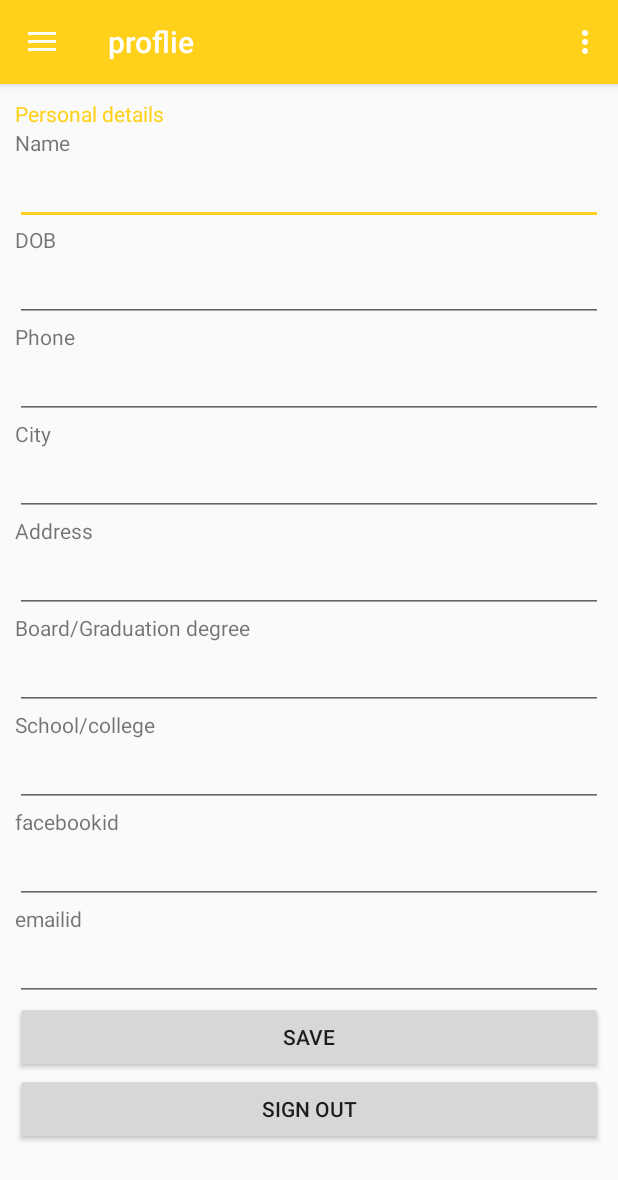
After one commit to doit-app/DOIT, an Android app: the proflie screen opened directly, with no data from a screen before it, on a phone screen of 412 x 824 dp. The commit adds this screen. Shown: the top 1180 px of the screen. Run offline under Robolectric (Android 15) with nearby library versions, the phone set to English and light mode, and no system bars; our stand-ins replace Firebase (no records; nobody signed in at launch, a user with empty details on screens opened directly).

Commit message:
profile  upload

```diff
--- a/DoitAppFin/app/src/main/AndroidManifest.xml
+++ b/DoitAppFin/app/src/main/AndroidManifest.xml
@@ -18,9 +18,13 @@
         android:roundIcon="@drawable/logodoit"
         android:supportsRtl="true">
         <activity
+            android:name=".ui.proflie"
+            android:label="proflie"
+            android:theme="@style/AppTheme.NoActionBar"></activity>
+        <activity
             android:name=".ui.MainWorkActivity"
             android:label="@string/title_activity_main_work"
-            android:theme="@style/AppTheme.NoActionBar"></activity>
+            android:theme="@style/AppTheme.NoActionBar" />
         <activity
             android:name=".login.GoogleLoginActivity"
             android:theme="@style/NoAct" />
--- a/DoitAppFin/app/src/main/java/com/example/doitappfin/ui/MainWorkActivity.java
+++ b/DoitAppFin/app/src/main/java/com/example/doitappfin/ui/MainWorkActivity.java
@@ -194,6 +194,7 @@ public class MainWorkActivity extends AppCompatActivity
         int id = item.getItemId();
 
         if (id == R.id.nav_home) {
+            startActivity(new Intent(getApplicationContext(),proflie.class));
             // Handle the camera action
         } else if (id == R.id.nav_gallery) {
 
--- a/DoitAppFin/app/src/main/java/com/example/doitappfin/ui/RecyclerViewAdapterTrainCert.java
+++ b/DoitAppFin/app/src/main/java/com/example/doitappfin/ui/RecyclerViewAdapterTrainCert.java
@@ -78,7 +78,7 @@ public class RecyclerViewAdapterTrainCert extends RecyclerView.Adapter<RecyclerV
                     .override(100, 100);
 
             Glide.with(mContext)
-                    .load(model.getImage()).fitCenter().diskCacheStrategy(DiskCacheStrategy.ALL).onlyRetrieveFromCache(true)
+                    .load(model.getImage()).fitCenter().override(1000,1000)
                     .into(genericViewHolder.imgUser);
         }
 
--- /dev/null
+++ b/DoitAppFin/app/src/main/java/com/example/doitappfin/ui/proflie.java
@@ -0,0 +1,200 @@
+package com.example.doitappfin.ui;
+
+import android.content.Context;
+import android.content.SharedPreferences;
+import android.os.Bundle;
+
+import com.example.doitappfin.R;
+import com.google.android.gms.auth.api.signin.GoogleSignInClient;
+import com.google.android.gms.tasks.OnCompleteListener;
+import com.google.android.gms.tasks.Task;
+import com.google.android.material.floatingactionbutton.FloatingActionButton;
+import com.google.android.material.snackbar.Snackbar;
+
+import android.provider.ContactsContract;
+import android.view.View;
+
+import androidx.annotation.NonNull;
+import androidx.core.view.GravityCompat;
+import androidx.appcompat.app.ActionBarDrawerToggle;
+
+import android.view.MenuItem;
+
+import com.google.android.material.navigation.NavigationView;
+import com.google.firebase.auth.FirebaseAuth;
+
+import androidx.drawerlayout.widget.DrawerLayout;
+
+import androidx.appcompat.app.AppCompatActivity;
+import androidx.appcompat.widget.Toolbar;
+
+import android.view.Menu;
+import android.widget.Button;
+import android.widget.EditText;
+import android.widget.Toast;
+
+public class proflie extends AppCompatActivity
+        implements NavigationView.OnNavigationItemSelectedListener {
+    EditText name,dob,phone,city,yr,degree,school,face,email;
+    Button b1,b2;
+    SharedPreferences sharedpreferences;
+    GoogleSignInClient mGoogleSignInClient;
+    private FirebaseAuth mAuth;
+
+    public static final String MyPREFERENCES = "MyPrefs" ;
+    public static final String Name = "nameKey";
+    public static final String Phone = "phoneKey";
+    public static final String Dob = "dobKey";
+    public static final String City = "cityKey";
+    public static final String Email = "emailKey";
+    public static final String Year= "yearKey";
+    public static final String Face = "faceKey";
+    public static final String Degree = "DegreeKey";
+    public static final String School = "schoolKey";
+
+    @Override
+    protected void onCreate(Bundle savedInstanceState) {
+        super.onCreate(savedInstanceState);
+        setContentView(R.layout.activity_proflie);
+
+
+        Toolbar toolbar = findViewById(R.id.toolbar);
+        setSupportActionBar(toolbar);
+        DrawerLayout drawer = findViewById(R.id.drawer_layout);
+        NavigationView navigationView = findViewById(R.id.nav_view);
+        ActionBarDrawerToggle toggle = new ActionBarDrawerToggle(
+                this, drawer, toolbar, R.string.navigation_drawer_open, R.string.navigation_drawer_close);
+        drawer.addDrawerListener(toggle);
+        toggle.syncState();
+        navigationView.setNavigationItemSelectedListener(this);
+
+
+
+        name=(EditText)findViewById(R.id.editTextName);
+        dob=(EditText)findViewById(R.id.editDOB);
+        phone=(EditText)findViewById(R.id.editphone);
+        city=(EditText)findViewById(R.id.editcity);
+        yr=(EditText)findViewById(R.id.editclass);
+        degree=(EditText)findViewById(R.id.editboard);
+        face=(EditText)findViewById(R.id.editface);
+        school=(EditText)findViewById(R.id.editschool);
+        email=(EditText)findViewById(R.id.editachievements);
+        b1=(Button)findViewById(R.id.buttonSave);
+        b2 =(Button)findViewById(R.id.buttonsignout);
+        sharedpreferences = getSharedPreferences(MyPREFERENCES, Context.MODE_PRIVATE);
+
+        b1.setOnClickListener(new View.OnClickListener() {
+            @Override
+            public void onClick(View v) {
+                String n  = name.getText().toString();
+                String ph  = phone.getText().toString();
+                String date  = dob.getText().toString();
+                String cit  = city.getText().toString();
+                String clas  = yr.getText().toString();
+                String deg  = degree.getText().toString();
+                String dep  = face.getText().toString();
+                String sch  = school.getText().toString();
+                String em  = email.getText().toString();
+
+
+
+                SharedPreferences.Editor editor = sharedpreferences.edit();
+
+                editor.putString(Name, n);
+                editor.putString(Phone, ph);
+                editor.putString(Email, em);
+                editor.putString(Dob,date);
+                editor.putString(City,cit);
+                editor.putString(Year,clas);
+                editor.putString(Degree,deg);
+                editor.putString(Face,dep);
+                editor.putString(School,sch);
+
+
+                editor.commit();
+                Toast.makeText(getApplicationContext(),"Thanks",Toast.LENGTH_LONG).show();
+            }
+        });
+
+        b2.setOnClickListener(new View.OnClickListener() {
+            @Override
+            public void onClick(View view) {
+                signout();
+            }
+        });
+    }
+
+    private void signout() {
+        // Firebase sign out
+        if(mAuth!=null){
+            mAuth.signOut();
+            Toast.makeText(this, "SIgned out" , Toast.LENGTH_SHORT).show();
+        }
+
+        // Google sign out
+
+//        mGoogleSignInClient.signOut().addOnCompleteListener(this,
+//                new OnCompleteListener<Void>() {
+//                    @Override
+//                    public void onComplete(@NonNull Task<Void> task) {
+//
+//                    }
+//                });
+    }
+    @Override
+    public void onBackPressed() {
+        DrawerLayout drawer = findViewById(R.id.drawer_layout);
+        if (drawer.isDrawerOpen(GravityCompat.START)) {
+            drawer.closeDrawer(GravityCompat.START);
+        } else {
+            super.onBackPressed();
+        }
+    }
+
+    @Override
+    public boolean onCreateOptionsMenu(Menu menu) {
+        // Inflate the menu; this adds items to the action bar if it is present.
+        getMenuInflater().inflate(R.menu.proflie, menu);
+        return true;
+    }
+
+    @Override
+    public boolean onOptionsItemSelected(MenuItem item) {
+        // Handle action bar item clicks here. The action bar will
+        // automatically handle clicks on the Home/Up button, so long
+        // as you specify a parent activity in AndroidManifest.xml.
+        int id = item.getItemId();
+
+        //noinspection SimplifiableIfStatement
+        if (id == R.id.action_settings) {
+            return true;
+        }
+
+        return super.onOptionsItemSelected(item);
+    }
+
+    @SuppressWarnings("StatementWithEmptyBody")
+    @Override
+    public boolean onNavigationItemSelected(MenuItem item) {
+        // Handle navigation view item clicks here.
+        int id = item.getItemId();
+
+        if (id == R.id.nav_home) {
+            // Handle the camera action
+        } else if (id == R.id.nav_gallery) {
+
+        } else if (id == R.id.nav_slideshow) {
+
+        } else if (id == R.id.nav_tools) {
+
+        } else if (id == R.id.nav_share) {
+
+        } else if (id == R.id.nav_send) {
+
+        }
+
+        DrawerLayout drawer = findViewById(R.id.drawer_layout);
+        drawer.closeDrawer(GravityCompat.START);
+        return true;
+    }
+}
--- /dev/null
+++ b/DoitAppFin/app/src/main/res/layout/activity_proflie.xml
@@ -0,0 +1,25 @@
+<?xml version="1.0" encoding="utf-8"?>
+<androidx.drawerlayout.widget.DrawerLayout xmlns:android="http://schemas.android.com/apk/res/android"
+    xmlns:app="http://schemas.android.com/apk/res-auto"
+    xmlns:tools="http://schemas.android.com/tools"
+    android:id="@+id/drawer_layout"
+    android:layout_width="match_parent"
+    android:layout_height="match_parent"
+    android:fitsSystemWindows="true"
+    tools:openDrawer="start">
+
+    <include
+        layout="@layout/app_bar_proflie"
+        android:layout_width="match_parent"
+        android:layout_height="match_parent" />
+
+    <com.google.android.material.navigation.NavigationView
+        android:id="@+id/nav_view"
+        android:layout_width="wrap_content"
+        android:layout_height="match_parent"
+        android:layout_gravity="start"
+        android:fitsSystemWindows="true"
+        app:headerLayout="@layout/nav_header_proflie"
+        app:menu="@menu/activity_main_work_drawer" />
+
+</androidx.drawerlayout.widget.DrawerLayout>
--- /dev/null
+++ b/DoitAppFin/app/src/main/res/layout/app_bar_proflie.xml
@@ -0,0 +1,28 @@
+<?xml version="1.0" encoding="utf-8"?>
+<androidx.coordinatorlayout.widget.CoordinatorLayout xmlns:android="http://schemas.android.com/apk/res/android"
+    xmlns:app="http://schemas.android.com/apk/res-auto"
+    xmlns:tools="http://schemas.android.com/tools"
+    android:layout_width="match_parent"
+    android:layout_height="match_parent"
+    tools:context=".ui.proflie">
+
+    <com.google.android.material.appbar.AppBarLayout
+        android:layout_width="match_parent"
+        android:layout_height="wrap_content"
+        android:theme="@style/AppTheme.AppBarOverlay">
+
+        <androidx.appcompat.widget.Toolbar
+            android:id="@+id/toolbar"
+            android:layout_width="match_parent"
+            android:layout_height="?attr/actionBarSize"
+            android:background="?attr/colorPrimary"
+            app:popupTheme="@style/AppTheme.PopupOverlay" />
+
+    </com.google.android.material.appbar.AppBarLayout>
+
+    <include
+        layout="@layout/content_proflie"
+        />
+
+
+</androidx.coordinatorlayout.widget.CoordinatorLayout>
--- /dev/null
+++ b/DoitAppFin/app/src/main/res/layout/content_proflie.xml
@@ -0,0 +1,140 @@
+<?xml version="1.0" encoding="utf-8"?>
+<androidx.constraintlayout.widget.ConstraintLayout xmlns:android="http://schemas.android.com/apk/res/android"
+    xmlns:tools="http://schemas.android.com/tools"
+    xmlns:app="http://schemas.android.com/apk/res-auto"
+    app:layout_behavior="@string/appbar_scrolling_view_behavior"
+    android:layout_width="match_parent"
+    android:layout_height="match_parent"
+    android:layout_margin="10dp"
+    tools:context=".ui.proflie"
+    tools:showIn="@layout/app_bar_proflie">
+
+    <ScrollView
+        android:layout_width="match_parent"
+        android:layout_height="match_parent">
+
+        <LinearLayout
+            android:layout_width="match_parent"
+            android:layout_height="match_parent"
+            android:orientation="vertical">
+
+            <TextView
+                android:layout_width="match_parent"
+                android:layout_height="wrap_content"
+                android:text="Personal details"
+                android:textColor="@color/colorAccent" />
+
+            <TextView
+                android:layout_width="match_parent"
+                android:layout_height="wrap_content"
+                android:text="Name" />
+
+            <EditText
+                android:id="@+id/editTextName"
+                android:layout_width="match_parent"
+                android:layout_height="wrap_content" />
+
+            <TextView
+                android:layout_width="match_parent"
+                android:layout_height="wrap_content"
+                android:text="DOB" />
+
+            <EditText
+                android:id="@+id/editDOB"
+                android:layout_width="match_parent"
+                android:layout_height="wrap_content"
+                android:ems="10"
+                android:inputType="date" />
+
+            <TextView
+                android:layout_width="match_parent"
+                android:layout_height="wrap_content"
+                android:text="Phone" />
+
+            <EditText
+                android:id="@+id/editphone"
+                android:layout_width="match_parent"
+                android:layout_height="wrap_content"
+                android:ems="10"
+                android:inputType="phone" />
+
+            <TextView
+                android:layout_width="match_parent"
+                android:layout_height="wrap_content"
+                android:text="City" />
+
+            <EditText
+                android:id="@+id/editcity"
+                android:layout_width="match_parent"
+                android:layout_height="wrap_content" />
+
+            <TextView
+                android:layout_width="match_parent"
+                android:layout_height="wrap_content"
+                android:text="Address" />
+
+            <EditText
+                android:id="@+id/editclass"
+                android:layout_width="match_parent"
+                android:layout_height="wrap_content" />
+
+            <TextView
+                android:layout_width="match_parent"
+                android:layout_height="wrap_content"
+                android:text="Board/Graduation degree" />
+
+            <EditText
+                android:id="@+id/editboard"
+                android:layout_width="match_parent"
+                android:layout_height="wrap_content" />
+
+            <TextView
+                android:layout_width="match_parent"
+                android:layout_height="wrap_content"
+                android:text="School/college" />
+
+            <EditText
+                android:id="@+id/editschool"
+                android:layout_width="match_parent"
+                android:layout_height="wrap_content" />
+
+            <TextView
+                android:layout_width="match_parent"
+                android:layout_height="wrap_content"
+                android:inputType="textMultiLine"
+                android:text="facebookid" />
+
+            <EditText
+                android:id="@+id/editface"
+                android:layout_width="match_parent"
+                android:layout_height="wrap_content"
+                android:inputType="textMultiLine" />
+
+            <TextView
+                android:id="@+id/editemail"
+                android:layout_width="match_parent"
+                android:layout_height="wrap_content"
+                android:text="emailid" />
+
+            <EditText
+                android:id="@+id/editachievements"
+                android:layout_width="match_parent"
+                android:layout_height="wrap_content"
+                android:inputType="textMultiLine" />
+
+            <Button
+                android:id="@+id/buttonSave"
+                android:layout_width="match_parent"
+                android:layout_height="wrap_content"
+                android:text="Save" />
+
+            <Button
+                android:id="@+id/buttonsignout"
+                android:layout_width="match_parent"
+                android:layout_height="wrap_content"
+                android:text="Sign out" />
+
+        </LinearLayout>
+
+    </ScrollView>
+</androidx.constraintlayout.widget.ConstraintLayout>
--- /dev/null
+++ b/DoitAppFin/app/src/main/res/menu/proflie.xml
@@ -0,0 +1,9 @@
+<?xml version="1.0" encoding="utf-8"?>
+<menu xmlns:android="http://schemas.android.com/apk/res/android"
+    xmlns:app="http://schemas.android.com/apk/res-auto">
+    <item
+        android:id="@+id/action_settings"
+        android:orderInCategory="100"
+        android:title="@string/action_settings"
+        app:showAsAction="never" />
+</menu>
--- a/DoitAppFin/app/src/main/res/values/strings.xml
+++ b/DoitAppFin/app/src/main/res/values/strings.xml
@@ -24,4 +24,5 @@
     <string name="menu_tools">Tools</string>
     <string name="menu_share">Share</string>
     <string name="menu_send">Send</string>
+    <string name="title_activity_proflie">proflie</string>
 </resources>
--- a/DoitAppFin/app/src/main/res/values/styles.xml
+++ b/DoitAppFin/app/src/main/res/values/styles.xml
@@ -25,6 +25,7 @@
         <item name="actionMenuTextColor">#6CC887</item>
 
     </style>
+
     <style name="AppTheme.AppBarOverlay" parent="ThemeOverlay.AppCompat.Dark.ActionBar" />
 
     <style name="AppTheme.PopupOverlay" parent="ThemeOverlay.AppCompat.Light" />
@@ -43,5 +44,4 @@
     </style>
 
 
-
 </resources>
```
Also changed, not shown: DoitAppFin/app/src/main/java/com/example/doitappfin/ui/TrainCertActivity.java (+37 -1 lines), DoitAppFin/app/src/main/res/layout/nav_header_proflie.xml (added, +36 -0 lines), DoitAppFin/app/src/main/res/menu/activity_proflie_drawer.xml (added, +38 -0 lines), 1 other file.
